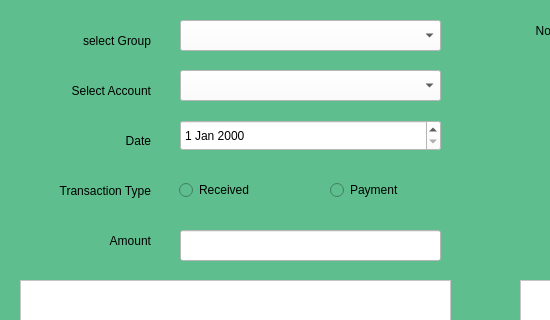
vaishaligawarkar777-pixel/Account_Project1, file Transaction/Transaction.ui: the form before one commit; both pictures show x 0 to 550 and y 0 to 320 of the 974 by 733 pixel window.
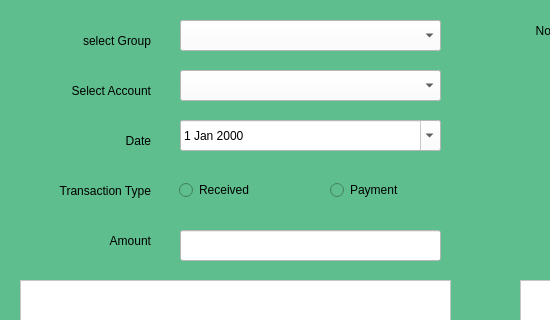
The form after the commit.

Commit message: Transaction form is not complete.

The edit to the form file:
```diff
--- a/Transaction/Transaction.ui
+++ b/Transaction/Transaction.ui
@@ -105,6 +105,9 @@
     <property name="styleSheet">
      <string notr="true">background-color: rgb(255, 255, 255);</string>
     </property>
+    <property name="calendarPopup">
+     <bool>true</bool>
+    </property>
    </widget>
    <widget class="QLabel" name="label_3">
     <property name="geometry">
```
The commit also changes 6 other files.
